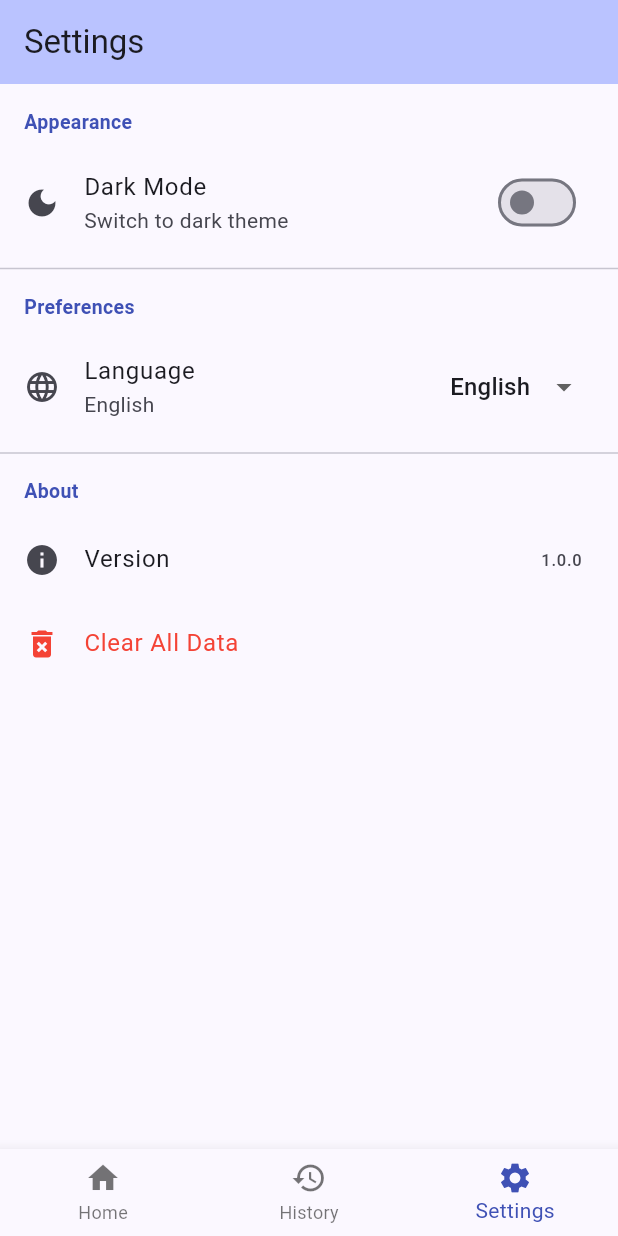
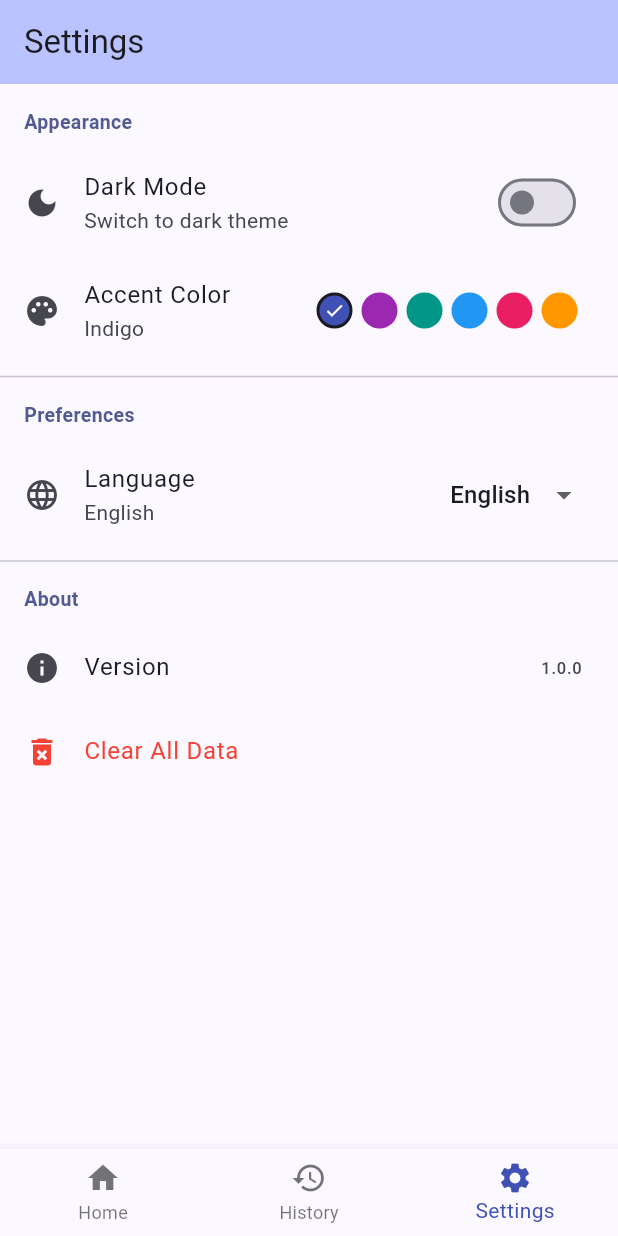
Before and after one commit to Devishree07/smart-marketing, a Flutter app: the screen it shows after launch, item 3 of the bottom bar chosen, on a phone screen of 412 x 824 dp. Run offline on Flutter 3.47's test engine with Material 3 defaults, Android fonts, the phone set to English and light mode, and no system bars; our stand-ins replace pdf, printing.

Commit message:
Add accent colors

```diff
--- a/lib/main.dart
+++ b/lib/main.dart
@@ -16,8 +16,13 @@ class LanguageNotifier extends ValueNotifier<String> {
   LanguageNotifier(String value) : super(value);
 }
 
+class AccentNotifier extends ValueNotifier<Color> {
+  AccentNotifier(Color value) : super(value);
+}
+
 final ThemeNotifier themeNotifier = ThemeNotifier(false);
 final LanguageNotifier languageNotifier = LanguageNotifier('English');
+final AccentNotifier accentNotifier = AccentNotifier(Colors.indigo);
 
 class MyApp extends StatelessWidget {
   const MyApp({super.key});
@@ -30,21 +35,26 @@ class MyApp extends StatelessWidget {
         return ValueListenableBuilder<String>(
           valueListenable: languageNotifier,
           builder: (context, language, __) {
+            return ValueListenableBuilder<Color>(
+              valueListenable: accentNotifier,
+              builder: (context, accent, ___) {
                 return MaterialApp(
                   title: 'Smart Marketing',
                   theme: ThemeData(
-                colorScheme: ColorScheme.fromSeed(seedColor: Colors.indigo),
+                    colorScheme: ColorScheme.fromSeed(seedColor: accent),
                     useMaterial3: true,
                   ),
                   darkTheme: ThemeData(
                     colorScheme: ColorScheme.fromSeed(
-                  seedColor: Colors.indigo,
+                      seedColor: accent,
                       brightness: Brightness.dark,
                     ),
                     useMaterial3: true,
                   ),
                   themeMode: isDarkMode ? ThemeMode.dark : ThemeMode.light,
                   home: const SplashScreen(),
+                );
+              },
             );
           },
         );
@@ -71,13 +81,16 @@ class _MainShellState extends State<MainShell> {
 
   @override
   Widget build(BuildContext context) {
+    return ValueListenableBuilder<Color>(
+      valueListenable: accentNotifier,
+      builder: (context, accent, _) {
         return Scaffold(
           body: _screens[_currentIndex],
           bottomNavigationBar: BottomNavigationBar(
             currentIndex: _currentIndex,
             onTap: (index) => setState(() => _currentIndex = index),
             type: BottomNavigationBarType.fixed,
-        selectedItemColor: Colors.indigo,
+            selectedItemColor: accent,
             items: const [
               BottomNavigationBarItem(icon: Icon(Icons.home), label: 'Home'),
               BottomNavigationBarItem(icon: Icon(Icons.history), label: 'History'),
@@ -85,5 +98,7 @@ class _MainShellState extends State<MainShell> {
             ],
           ),
         );
+      },
+    );
   }
 }
--- a/lib/screens/settings_screen.dart
+++ b/lib/screens/settings_screen.dart
@@ -21,6 +21,24 @@ class _SettingsScreenState extends State<SettingsScreen> {
     'Telugu',
     'Marathi',
   ];
+
+  final List<Color> _accentColors = [
+    Colors.indigo,
+    Colors.purple,
+    Colors.teal,
+    Colors.blue,
+    Colors.pink,
+    Colors.orange,
+  ];
+
+  final Map<Color, String> _colorNames = {
+    Colors.indigo: 'Indigo',
+    Colors.purple: 'Purple',
+    Colors.teal: 'Teal',
+    Colors.blue: 'Blue',
+    Colors.pink: 'Pink',
+    Colors.orange: 'Orange',
+  };
 
   @override
   void initState() {
@@ -49,9 +67,9 @@ class _SettingsScreenState extends State<SettingsScreen> {
               Padding(
                 padding: const EdgeInsets.fromLTRB(16, 16, 16, 8),
                 child: Text(AppStrings.get('appearance'),
-                    style: const TextStyle(
+                    style: TextStyle(
                         fontWeight: FontWeight.bold,
-                        color: Colors.indigo,
+                        color: Theme.of(context).colorScheme.primary,
                         fontSize: 13)),
               ),
               SwitchListTile(
@@ -64,13 +82,55 @@ class _SettingsScreenState extends State<SettingsScreen> {
                   themeNotifier.value = val;
                 },
               ),
+              // accent color picker
+              ValueListenableBuilder<Color>(
+                valueListenable: accentNotifier,
+                builder: (context, accent, _) {
+                  return ListTile(
+                    leading: const Icon(Icons.palette),
+                    title: const Text('Accent Color'),
+                    subtitle: Text(_colorNames[accent] ?? 'Custom'),
+                    trailing: Row(
+                      mainAxisSize: MainAxisSize.min,
+                      children: _accentColors.map((color) {
+                        final isSelected = accent == color;
+                        return GestureDetector(
+                          onTap: () {
+                            accentNotifier.value = color;
+                            setState(() {});
+                          },
+                          child: Container(
+                            margin: const EdgeInsets.symmetric(horizontal: 3),
+                            width: 24,
+                            height: 24,
+                            decoration: BoxDecoration(
+                              color: color,
+                              shape: BoxShape.circle,
+                              border: Border.all(
+                                color: isSelected
+                                    ? Theme.of(context).colorScheme.onSurface
+                                    : Colors.transparent,
+                                width: 2,
+                              ),
+                            ),
+                            child: isSelected
+                                ? const Icon(Icons.check,
+                                    color: Colors.white, size: 14)
+                                : null,
+                          ),
+                        );
+                      }).toList(),
+                    ),
+                  );
+                },
+              ),
               const Divider(),
               Padding(
                 padding: const EdgeInsets.fromLTRB(16, 8, 16, 8),
                 child: Text(AppStrings.get('preferences'),
-                    style: const TextStyle(
+                    style: TextStyle(
                         fontWeight: FontWeight.bold,
-                        color: Colors.indigo,
+                        color: Theme.of(context).colorScheme.primary,
                         fontSize: 13)),
               ),
               ListTile(
@@ -92,9 +152,9 @@ class _SettingsScreenState extends State<SettingsScreen> {
               Padding(
                 padding: const EdgeInsets.fromLTRB(16, 8, 16, 8),
                 child: Text(AppStrings.get('about'),
-                    style: const TextStyle(
+                    style: TextStyle(
                         fontWeight: FontWeight.bold,
-                        color: Colors.indigo,
+                        color: Theme.of(context).colorScheme.primary,
                         fontSize: 13)),
               ),
               ListTile(
```
Lines whose indentation alone changed are shown as unchanged.
